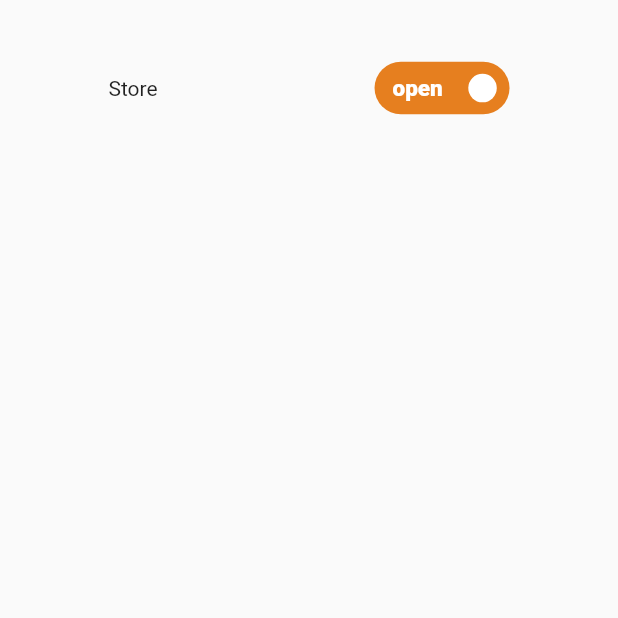
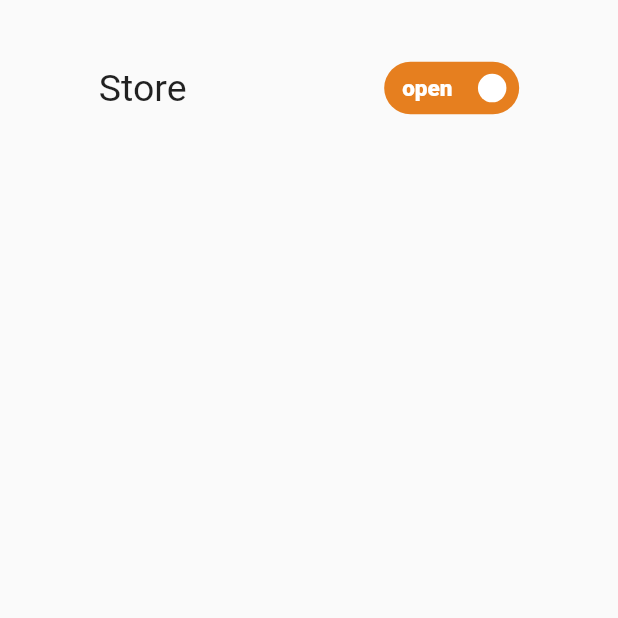
Before and after one commit to architsangal/foodfast, a Flutter app: the Home screen opened directly, on a phone screen of 412 x 824 dp, the top half of it. Run offline on Flutter 3.47's test engine with Material 2 defaults, Android fonts, the phone set to English and light mode, and no system bars; drawn by our look-alikes of flutter_switch; our stand-ins replace cloud_firestore, email_validator, firebase_auth, firebase_core, toast; missing offline and left inert: cloud_firestore_web, firebase_auth_web, firebase_core_web, shared_preferences_web; accounts and stored records are empty.

Commit message:
minor ui

```diff
--- a/lib/screens/managerside/home_page/home.dart
+++ b/lib/screens/managerside/home_page/home.dart
@@ -41,7 +41,10 @@ class _HomeState extends State<Home> {
             Row(
               mainAxisAlignment: MainAxisAlignment.spaceAround,
               children: [
-                const Text('Store'),
+                const Text(
+                  'Store',
+                  style: TextStyle(fontSize: 25),
+                ),
                 FlutterSwitch(
                     toggleColor: Colors.white,
                     activeColor: const Color(0xFFE67F1F),
@@ -60,22 +63,21 @@ class _HomeState extends State<Home> {
                       setState(() {
                         store_open = val;
                         Future<QuerySnapshot> querySnapshot = FirebaseFirestore
-                          .instance
-                          .collection('Essentials')
-                          .get();
-                      querySnapshot.then((QuerySnapshot query) {
-                        for (var doc in query.docs) {
+                            .instance
+                            .collection('Essentials')
+                            .get();
+                        querySnapshot.then((QuerySnapshot query) {
+                          for (var doc in query.docs) {
                             FirebaseFirestore.instance
                                 .collection("Essentials")
                                 .doc(doc.id)
                                 .update({"store_open": val});
-                          }});
-
+                          }
+                        });
                       });
                     }),
               ],
             ),
-
             const ProductsGrid(),
           ],
         ),
```
